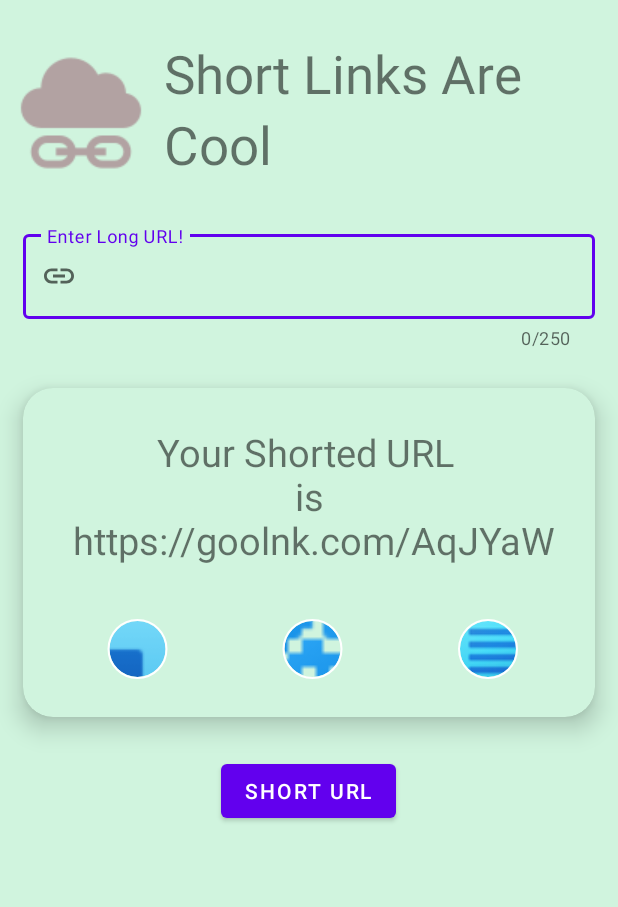
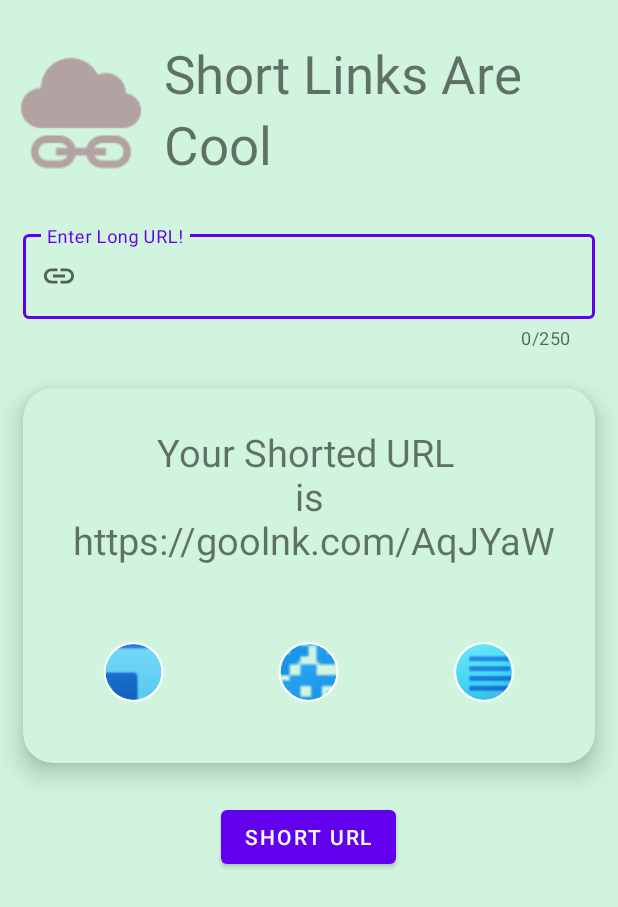
Before and after one commit to riteshkshik/Url-Shortener, an Android app: the layout activity_main.xml on its own in the app's theme, with its tools: preview values and no code run, on a phone screen of 412 x 824 dp. Shown: the top 907 px of the screen. Run offline under Robolectric (Android 15) with nearby library versions, the phone set to English and light mode, and no system bars.

```diff
--- a/app/src/main/res/layout/activity_main.xml
+++ b/app/src/main/res/layout/activity_main.xml
@@ -8,8 +8,6 @@
     android:background="#d0f4de"
     android:orientation="vertical"
     tools:context=".MainActivity">
-
-
     <LinearLayout
         android:layout_marginTop="25dp"
         android:layout_width="match_parent"
@@ -115,7 +113,10 @@
                     app:civ_border_width="1dp"
                     app:civ_border_color="@color/white"
                     android:layout_marginStart="5dp"
+                    android:layout_margin="15dp"
                     android:src="@drawable/browser_png"
+                    android:background="?attr/selectableItemBackgroundBorderless"
+                    android:clickable="true"
                     android:layout_gravity="center_vertical"
                     />
                 <de.hdodenhof.circleimageview.CircleImageView
@@ -124,9 +125,12 @@
                     android:layout_height="40dp"
                     android:layout_weight="1"
                     app:civ_border_width="1dp"
+                    android:layout_margin="15dp"
                     app:civ_border_color="@color/white"
                     android:layout_marginStart="5dp"
                     android:src="@drawable/qr_icon_png"
+                    android:background="?attr/selectableItemBackgroundBorderless"
+                    android:clickable="true"
                     android:layout_gravity="center_vertical"
                     />
                 <de.hdodenhof.circleimageview.CircleImageView
@@ -134,6 +138,7 @@
                     android:layout_width="40dp"
                     android:layout_height="40dp"
                     android:layout_weight="1"
+                    android:layout_margin="15dp"
                     app:civ_border_width="1dp"
                     app:civ_border_color="@color/white"
                     android:layout_marginStart="5dp"
```
Also changed, not shown: app/src/main/java/com/example/urlshortner/MainActivity.kt (+26 -10 lines).
